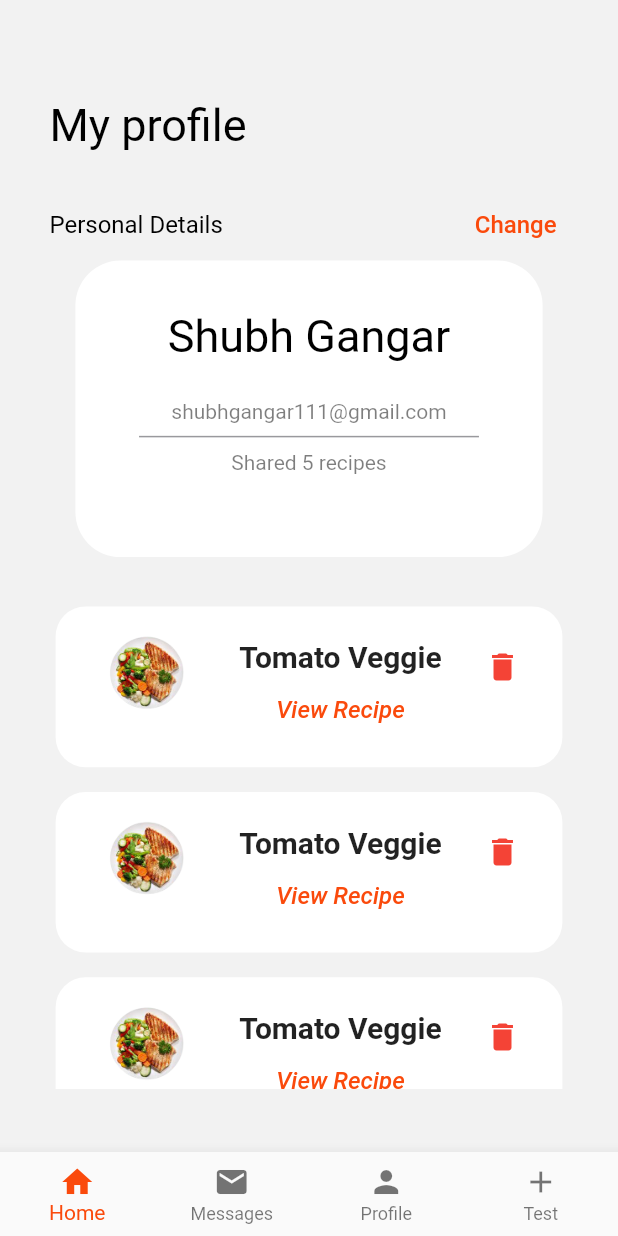
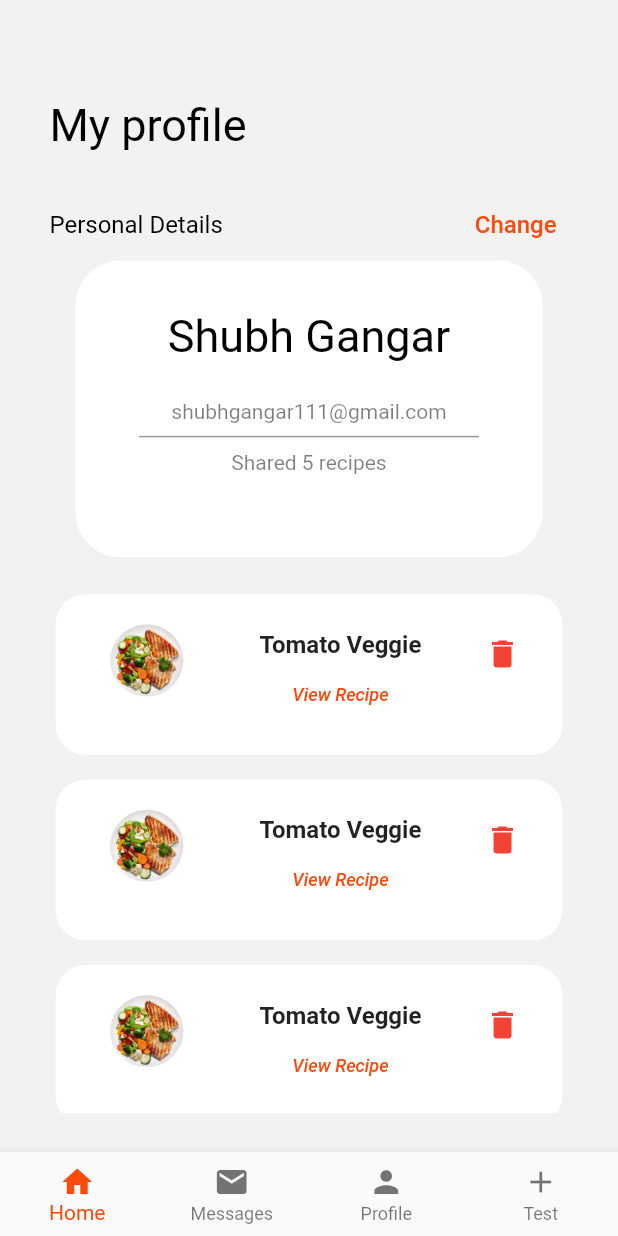
Before and after one commit to kashish1211/Raaz-E-Rasoi, a Flutter app: the screen it shows after launch, on a phone screen of 412 x 824 dp. Run offline on Flutter 3.47's test engine with Material 2 defaults, Android fonts, the phone set to English and light mode, and no system bars.

Commit message:
Minor changes in profile

```diff
--- a/lib/widgets/profile.dart
+++ b/lib/widgets/profile.dart
@@ -171,10 +171,10 @@ class Profile extends StatelessWidget {
                 ],
               ),
             ),
-            SizedBox(height: queryData.size.height * 0.03),
+            SizedBox(height: queryData.size.height * 0.02),
 
             Container(
-                height: queryData.size.height * 0.4, child: ProfileList()),
+                height: queryData.size.height * 0.43, child: ProfileList()),
           ],
         ),
       ),
--- a/lib/widgets/profile_list.dart
+++ b/lib/widgets/profile_list.dart
@@ -30,7 +30,7 @@ class ProfileList extends StatelessWidget {
                     Text(
                       'Tomato Veggie',
                       style: TextStyle(
-                        fontSize: 20,
+                        fontSize: 16,
                         fontWeight: FontWeight.bold,
                       ),
                     ),
@@ -40,7 +40,7 @@ class ProfileList extends StatelessWidget {
                         "View Recipe",
                         style: TextStyle(
                           color: Color(0xfffa4a0c),
-                          fontSize: 16,
+                          fontSize: 12,
                           fontStyle: FontStyle.italic,
                         ),
                       ),
```
